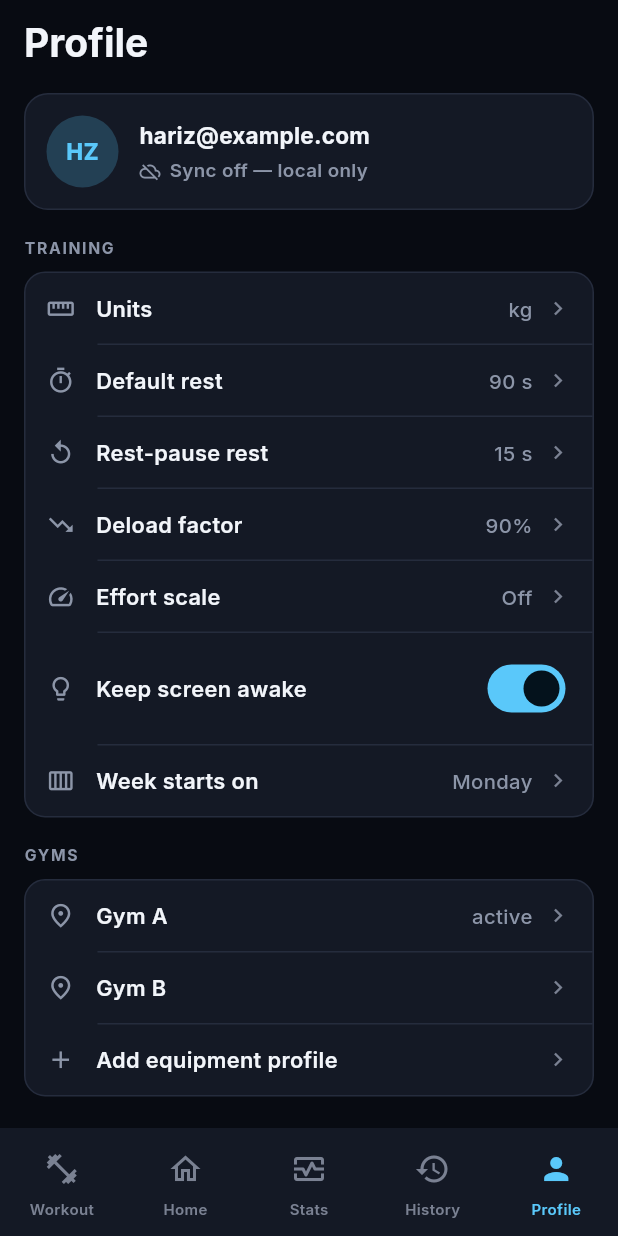
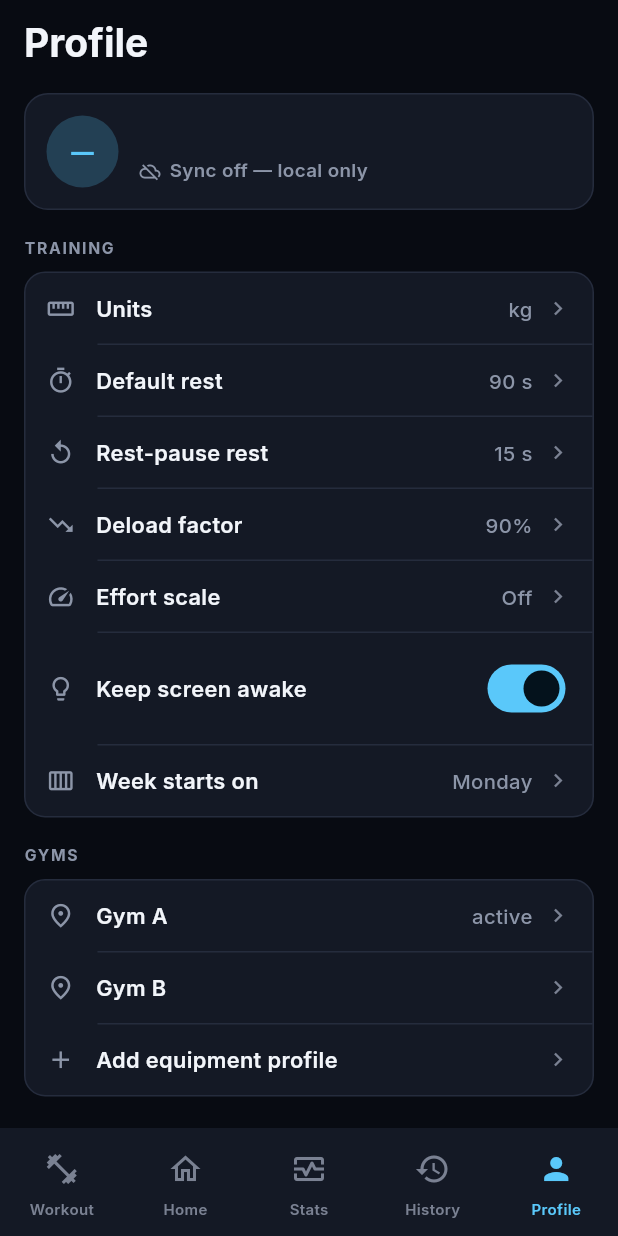
Before and after one commit to harezadmm/GymApps, a Flutter app: the HomeShell screen opened directly with empty values, item 5 of the bottom bar chosen, on a phone screen of 412 x 824 dp. Run offline on Flutter 3.47's test engine with Material 3 defaults, Android fonts, the phone set to English and light mode, and no system bars; our stand-ins replace clock, flutter_secure_storage, package_info_plus, shared_preferences, supabase_flutter; accounts and stored records are empty.

Commit message:
Layar Profil berhenti menampilkan data yang bukan milik pemakainya
Ditemukan saat smoke test di simulator, bukan dari analyzer atau test —
keduanya lolos tanpa keluhan.

- Kartu akun menampilkan `hariz@example.com` yang di-hardcode. Siapa pun
  yang masuk melihat email orang lain di layar akunnya sendiri. Sekarang
  email akun yang sebenarnya dialirkan dari `AppFlow`, dan inisial avatar
  diturunkan dari email itu, bukan dipatok "HZ".
- Status sinkron diturunkan dari `supabaseConfigured` — sebuah konstanta
  build. Artinya layar menulis "Synced just now" segera setelah kredensial
  dipasang, bahkan sebelum satu byte pun naik. Sekarang dibaca dari
  `WorkoutStore.syncStatus`, dengan keadaan menyinkronkan, gagal, dan belum
  pernah didorong masing-masing punya kalimatnya sendiri.
- "About GymApps v1.0.0" juga ditulis tangan, dan sudah salah tiga rilis.
  Dibaca dari bundle lewat package_info_plus.

`test/profile_screen_test.dart` mengunci ketiganya. Test-test itu gagal pada
kode lama dan lulus pada yang baru — termasuk satu yang membuktikan layar
tidak menyebut "Synced just now" saat backend ada tapi belum pernah dipakai.

110/110 test lulus.

Co-Authored-By: Claude Opus 5 <noreply@anthropic.com>

```diff
--- a/app/lib/core/strings.dart
+++ b/app/lib/core/strings.dart
@@ -320,6 +320,12 @@ class Strings {
   String get profile => _('Profile', 'Profil');
   String get syncedNow => _('Synced just now', 'Baru saja tersinkron');
   String get syncOff => _('Sync off — local only', 'Sync mati — lokal saja');
+  String get syncing => _('Syncing…', 'Menyinkronkan…');
+  // Kegagalan sinkron disebut apa adanya, dan disertai kalimat yang menjawab
+  // pertanyaan pertama orang: "latihan saya hilang tidak?"
+  String get syncFailed =>
+      _('Sync failed — saved on this device', 'Sync gagal — tersimpan di HP ini');
+  String get syncPending => _('Not synced yet', 'Belum tersinkron');
   String get training => _('Training', 'Latihan');
   String get units => _('Units', 'Satuan');
   String get restPauseRest => _('Rest-pause rest', 'Istirahat rest-pause');
--- a/app/lib/features/profile/profile_screen.dart
+++ b/app/lib/features/profile/profile_screen.dart
@@ -10,7 +10,8 @@ import 'package:flutter/material.dart';
 import '../../core/strings.dart';
 import '../../core/theme.dart';
 import '../../core/widgets.dart';
-import '../../main.dart' show supabaseConfigured;
+import '../../data/workout_store.dart';
+import 'package:package_info_plus/package_info_plus.dart';
 
 class ProfileScreen extends StatefulWidget {
   const ProfileScreen({
@@ -18,11 +19,17 @@ class ProfileScreen extends StatefulWidget {
     required this.language,
     required this.onLanguageChanged,
     required this.onSignOut,
+    required this.email,
   });
 
   final AppLanguage language;
   final ValueChanged<AppLanguage> onLanguageChanged;
   final VoidCallback onSignOut;
+
+  /// Email akun yang sedang masuk. null hanya selagi pemeriksaannya berjalan;
+  /// sebelumnya di sini ada alamat contoh yang di-hardcode, dan itu berarti
+  /// setiap orang melihat email orang lain di layar akunnya sendiri.
+  final String? email;
 
   @override
   State<ProfileScreen> createState() => _ProfileScreenState();
@@ -30,6 +37,21 @@ class ProfileScreen extends StatefulWidget {
 
 class _ProfileScreenState extends State<ProfileScreen> {
   bool _keepAwake = true;
+
+  /// Versi dibaca dari bundle, bukan ditulis tangan. Nomor yang di-hardcode
+  /// pasti basi pada rilis berikutnya, dan laporan bug yang menyebut versi
+  /// salah lebih buruk daripada tidak menyebut versi sama sekali.
+  late final Future<String> _version =
+      PackageInfo.fromPlatform().then((i) => 'v${i.version}+${i.buildNumber}');
+
+  /// Dua huruf pertama dari email, untuk avatar. Bukan nama — aplikasi ini
+  /// tidak pernah menanyakannya, dan menebaknya dari alamat akan salah lebih
+  /// sering daripada benar.
+  static String _initials(String? email) {
+    final local = (email ?? '').split('@').first;
+    if (local.isEmpty) return '—';
+    return local.substring(0, local.length >= 2 ? 2 : 1).toUpperCase();
+  }
 
   void _todo(String what) {
     ScaffoldMessenger.of(context).showSnackBar(
@@ -92,7 +114,7 @@ class _ProfileScreenState extends State<ProfileScreen> {
                   color: c.accent.withValues(alpha: 0.22),
                   shape: BoxShape.circle,
                 ),
-                child: Text('HZ',
+                child: Text(_initials(widget.email),
                     style: TextStyle(fontSize: 15, fontWeight: FontWeight.w800, color: c.accent)),
               ),
               const SizedBox(width: 14),
@@ -100,29 +122,34 @@ class _ProfileScreenState extends State<ProfileScreen> {
                 child: Column(
                   crossAxisAlignment: CrossAxisAlignment.start,
                   children: [
-                    Text('hariz@example.com', style: Theme.of(context).textTheme.titleMedium?.copyWith(fontSize: 15)),
+                    Text(widget.email ?? '…',
+                        style: Theme.of(context).textTheme.titleMedium?.copyWith(fontSize: 15)),
                     const SizedBox(height: 3),
-                    Row(
-                      children: [
-                        Icon(
-                          supabaseConfigured ? Icons.cloud_done_outlined : Icons.cloud_off_outlined,
-                          size: 14,
-                          color: supabaseConfigured ? c.doneInk : c.text2,
-                        ),
-                        const SizedBox(width: 6),
-                        // Jangan tulis "Synced 2 min ago" kalau Supabase-nya
-                        // belum diisi — status sinkron palsu adalah bohong yang
-                        // baru ketahuan saat ganti HP.
-                        Text(
-                          supabaseConfigured ? t.syncedNow : t.syncOff,
-                          style: TextStyle(
-                            fontSize: 12.5,
-                            fontWeight: FontWeight.w600,
-                            color: supabaseConfigured ? c.doneInk : c.text2,
+                    // Status sinkron dibaca dari store, bukan dari konstanta
+                    // build. Kredensial yang terpasang tidak sama dengan sinkron
+                    // yang berhasil, dan bedanya baru ketahuan saat ganti HP —
+                    // saat itu sudah terlambat.
+                    Builder(builder: (context) {
+                      final store = context.workouts;
+                      final (label, tone, icon) = switch (store.syncStatus) {
+                        _ when !store.hasBackend => (t.syncOff, c.text2, Icons.cloud_off_outlined),
+                        SyncStatus.syncing => (t.syncing, c.text2, Icons.cloud_sync_outlined),
+                        SyncStatus.synced => (t.syncedNow, c.doneInk, Icons.cloud_done_outlined),
+                        SyncStatus.failed => (t.syncFailed, c.warn, Icons.cloud_off_outlined),
+                        SyncStatus.idle => (t.syncPending, c.text2, Icons.cloud_queue),
+                      };
+                      return Row(
+                        children: [
+                          Icon(icon, size: 14, color: tone),
+                          const SizedBox(width: 6),
+                          Expanded(
+                            child: Text(label,
+                                style: TextStyle(
+                                    fontSize: 12.5, fontWeight: FontWeight.w600, color: tone)),
                           ),
-                        ),
-                      ],
-                    ),
+                        ],
+                      );
+                    }),
                   ],
                 ),
               ),
@@ -204,7 +231,23 @@ class _ProfileScreenState extends State<ProfileScreen> {
               onTap: _pickLanguage,
             ),
             SettingsTile(
-                icon: Icons.info_outline, label: t.aboutApp, value: 'v1.0.0', onTap: () => _todo(t.aboutApp)),
+                icon: Icons.info_outline,
+                label: t.aboutApp,
+                trailing: Row(
+                  mainAxisSize: MainAxisSize.min,
+                  children: [
+                    FutureBuilder<String>(
+                      future: _version,
+                      // Kosong selagi dibaca, bukan placeholder — angka versi
+                      // yang salah sekejap tetap sempat terbaca dan dilaporkan.
+                      builder: (context, snap) => Text(snap.data ?? '',
+                          style: TextStyle(fontSize: 13.5, color: c.text2)),
+                    ),
+                    const SizedBox(width: 8),
+                    Icon(Icons.chevron_right, size: 18, color: c.text3),
+                  ],
+                ),
+                onTap: () => _todo(t.aboutApp)),
           ],
         ),
         const SizedBox(height: 20),
--- a/app/pubspec.yaml
+++ b/app/pubspec.yaml
@@ -16,7 +16,7 @@ publish_to: 'none' # Remove this line if you wish to publish to pub.dev
 # https://developer.apple.com/library/archive/documentation/General/Reference/InfoPlistKeyReference/Articles/CoreFoundationKeys.html
 # In Windows, build-name is used as the major, minor, and patch parts
 # of the product and file versions while build-number is used as the build suffix.
-version: 1.3.0+5
+version: 1.3.1+6
 
 environment:
   sdk: ^3.13.2
@@ -40,6 +40,7 @@ dependencies:
   shared_preferences: ^2.5.5
   clock: ^1.1.3
   crypto: ^3.0.6
+  package_info_plus: ^10.2.1
 
 dev_dependencies:
   flutter_test:
```
Also changed, not shown: app/lib/main.dart (+31 -4 lines), app/pubspec.lock, 1 other file.
